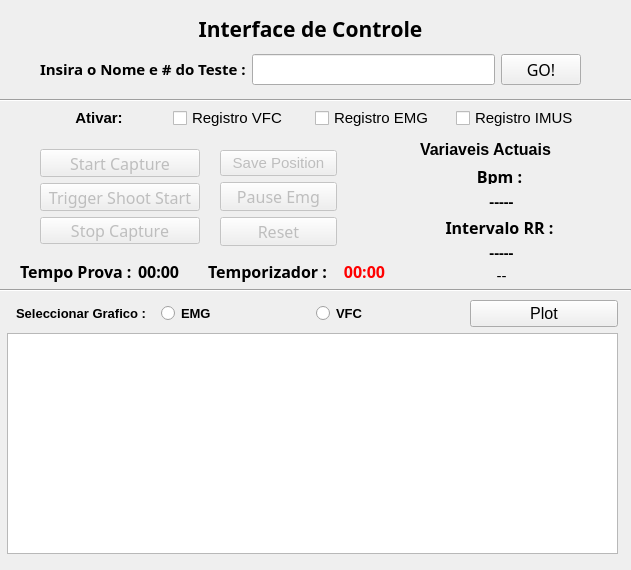
The window that control2_1Deportivo/ui/home.ui (DiegoPaezA/BeaglePython) describes before a commit, drawn with Qt 5.
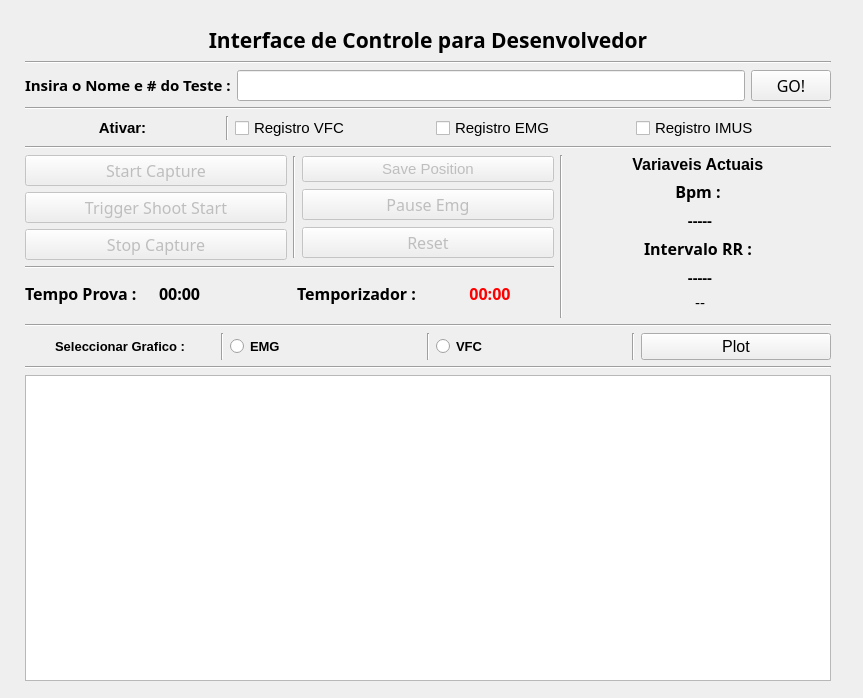
The same window after the commit. Custom widgets are drawn as their Qt base class.

```diff
--- a/control2_1Deportivo/ui/home.ui
+++ b/control2_1Deportivo/ui/home.ui
@@ -6,8 +6,8 @@
    <rect>
     <x>0</x>
     <y>0</y>
-    <width>631</width>
-    <height>570</height>
+    <width>863</width>
+    <height>698</height>
    </rect>
   </property>
   <property name="windowTitle">
@@ -20,12 +20,28 @@
    <widget class="QWidget" name="layoutWidget">
     <property name="geometry">
      <rect>
-      <x>40</x>
-      <y>10</y>
-      <width>541</width>
-      <height>75</height>
+      <x>25</x>
+      <y>25</y>
+      <width>806</width>
+      <height>656</height>
      </rect>
     </property>
+    <layout class="QGridLayout" name="gridLayout_6">
+     <item row="6" column="0" colspan="4">
+      <widget class="Line" name="line_2">
+       <property name="orientation">
+        <enum>Qt::Horizontal</enum>
+       </property>
+      </widget>
+     </item>
+     <item row="2" column="2" rowspan="4">
+      <widget class="Line" name="line_5">
+       <property name="orientation">
+        <enum>Qt::Vertical</enum>
+       </property>
+      </widget>
+     </item>
+     <item row="0" column="0" colspan="4">
     <layout class="QGridLayout" name="gridLayout_3">
      <item row="0" column="0">
       <widget class="QLabel" name="label">
@@ -38,29 +54,23 @@
         </font>
        </property>
        <property name="text">
-        <string>Interface de Controle</string>
+          <string>Interface de Controle para Desenvolvedor</string>
        </property>
        <property name="alignment">
         <set>Qt::AlignCenter</set>
        </property>
       </widget>
      </item>
+       <item row="2" column="0">
+        <widget class="Line" name="line">
+         <property name="orientation">
+          <enum>Qt::Horizontal</enum>
+         </property>
+        </widget>
+       </item>
      <item row="1" column="0">
       <layout class="QGridLayout" name="gridLayout_2">
-       <item row="0" column="0">
-        <widget class="QLabel" name="label_4">
-         <property name="font">
-          <font>
-           <family>Abyssinica SIL</family>
-           <pointsize>12</pointsize>
-          </font>
-         </property>
-         <property name="text">
-          <string>&lt;html&gt;&lt;head/&gt;&lt;body&gt;&lt;p align=&quot;justify&quot;&gt;&lt;span style=&quot; font-size:11pt; font-weight:600;&quot;&gt;Insira o Nome e # do Teste :&lt;/span&gt;&lt;/p&gt;&lt;/body&gt;&lt;/html&gt;</string>
-         </property>
-        </widget>
-       </item>
-       <item row="0" column="1">
+         <item row="1" column="1">
         <widget class="QLineEdit" name="Readtext">
          <property name="font">
           <font>
@@ -73,7 +83,7 @@
          </property>
         </widget>
        </item>
-       <item row="0" column="2">
+         <item row="1" column="2">
         <widget class="QPushButton" name="buttongo">
          <property name="font">
           <font>
@@ -86,19 +96,109 @@
          </property>
         </widget>
        </item>
+         <item row="1" column="0">
+          <widget class="QLabel" name="label_4">
+           <property name="font">
+            <font>
+             <family>Abyssinica SIL</family>
+             <pointsize>12</pointsize>
+            </font>
+           </property>
+           <property name="text">
+            <string>&lt;html&gt;&lt;head/&gt;&lt;body&gt;&lt;p align=&quot;justify&quot;&gt;&lt;span style=&quot; font-size:11pt; font-weight:600;&quot;&gt;Insira o Nome e # do Teste :&lt;/span&gt;&lt;/p&gt;&lt;/body&gt;&lt;/html&gt;</string>
+           </property>
+          </widget>
+         </item>
+         <item row="0" column="0" colspan="3">
+          <widget class="Line" name="line_10">
+           <property name="orientation">
+            <enum>Qt::Horizontal</enum>
+           </property>
+          </widget>
+         </item>
       </layout>
      </item>
     </layout>
-   </widget>
-   <widget class="QWidget" name="layoutWidget">
-    <property name="geometry">
-     <rect>
-      <x>40</x>
-      <y>149</y>
-      <width>160</width>
-      <height>95</height>
-     </rect>
-    </property>
+     </item>
+     <item row="3" column="0" colspan="2">
+      <widget class="Line" name="line_3">
+       <property name="orientation">
+        <enum>Qt::Horizontal</enum>
+       </property>
+      </widget>
+     </item>
+     <item row="1" column="0" colspan="4">
+      <layout class="QGridLayout" name="gridLayout_5">
+       <item row="1" column="0" colspan="5">
+        <widget class="Line" name="line_4">
+         <property name="orientation">
+          <enum>Qt::Horizontal</enum>
+         </property>
+        </widget>
+       </item>
+       <item row="0" column="2">
+        <widget class="QCheckBox" name="activarVFC">
+         <property name="font">
+          <font>
+           <pointsize>11</pointsize>
+          </font>
+         </property>
+         <property name="text">
+          <string>Registro VFC</string>
+         </property>
+        </widget>
+       </item>
+       <item row="0" column="4">
+        <widget class="QCheckBox" name="activarIMUS">
+         <property name="font">
+          <font>
+           <pointsize>11</pointsize>
+          </font>
+         </property>
+         <property name="text">
+          <string>Registro IMUS</string>
+         </property>
+        </widget>
+       </item>
+       <item row="0" column="0">
+        <widget class="QLabel" name="label_11">
+         <property name="font">
+          <font>
+           <pointsize>11</pointsize>
+           <weight>75</weight>
+           <bold>true</bold>
+          </font>
+         </property>
+         <property name="text">
+          <string>Ativar:</string>
+         </property>
+         <property name="alignment">
+          <set>Qt::AlignCenter</set>
+         </property>
+        </widget>
+       </item>
+       <item row="0" column="3">
+        <widget class="QCheckBox" name="activarEMG">
+         <property name="font">
+          <font>
+           <pointsize>11</pointsize>
+          </font>
+         </property>
+         <property name="text">
+          <string>Registro EMG</string>
+         </property>
+        </widget>
+       </item>
+       <item row="0" column="1">
+        <widget class="Line" name="line_9">
+         <property name="orientation">
+          <enum>Qt::Vertical</enum>
+         </property>
+        </widget>
+       </item>
+      </layout>
+     </item>
+     <item row="2" column="0">
     <layout class="QVBoxLayout" name="verticalLayout">
      <item>
       <widget class="QPushButton" name="ButtonStart">
@@ -149,17 +249,82 @@
       </widget>
      </item>
     </layout>
-   </widget>
-   <widget class="QWidget" name="layoutWidget">
-    <property name="geometry">
-     <rect>
-      <x>420</x>
-      <y>140</y>
-      <width>163</width>
-      <height>145</height>
-     </rect>
-    </property>
+     </item>
+     <item row="2" column="1">
+      <layout class="QGridLayout" name="gridLayout_4">
+       <item row="0" column="1">
+        <widget class="QPushButton" name="savePositionButton">
+         <property name="enabled">
+          <bool>false</bool>
+         </property>
+         <property name="font">
+          <font>
+           <pointsize>11</pointsize>
+          </font>
+         </property>
+         <property name="text">
+          <string>Save Position</string>
+         </property>
+        </widget>
+       </item>
+       <item row="2" column="1">
+        <widget class="QPushButton" name="resetButton">
+         <property name="enabled">
+          <bool>false</bool>
+         </property>
+         <property name="font">
+          <font>
+           <family>Abyssinica SIL</family>
+           <pointsize>12</pointsize>
+          </font>
+         </property>
+         <property name="text">
+          <string>Reset</string>
+         </property>
+        </widget>
+       </item>
+       <item row="1" column="1">
+        <widget class="QPushButton" name="pauseEmgButton">
+         <property name="enabled">
+          <bool>false</bool>
+         </property>
+         <property name="font">
+          <font>
+           <family>Abyssinica SIL</family>
+           <pointsize>12</pointsize>
+          </font>
+         </property>
+         <property name="text">
+          <string>Pause Emg</string>
+         </property>
+        </widget>
+       </item>
+       <item row="0" column="0" rowspan="3">
+        <widget class="Line" name="line_11">
+         <property name="orientation">
+          <enum>Qt::Vertical</enum>
+         </property>
+        </widget>
+       </item>
+      </layout>
+     </item>
+     <item row="2" column="3" rowspan="3">
     <layout class="QGridLayout" name="gridLayout">
+       <item row="0" column="0">
+        <widget class="QLabel" name="label_6">
+         <property name="font">
+          <font>
+           <pointsize>12</pointsize>
+          </font>
+         </property>
+         <property name="text">
+          <string>&lt;html&gt;&lt;head/&gt;&lt;body&gt;&lt;p&gt;&lt;span style=&quot; font-weight:600;&quot;&gt;Variaveis Actuais &lt;/span&gt;&lt;/p&gt;&lt;/body&gt;&lt;/html&gt;</string>
+         </property>
+         <property name="alignment">
+          <set>Qt::AlignCenter</set>
+         </property>
+        </widget>
+       </item>
      <item row="3" column="0">
       <widget class="QLabel" name="label_3">
        <property name="font">
@@ -176,22 +341,6 @@
        </property>
       </widget>
      </item>
-     <item row="4" column="0">
-      <widget class="QLabel" name="labelintervaloRR">
-       <property name="font">
-        <font>
-         <family>Abyssinica SIL</family>
-         <pointsize>12</pointsize>
-        </font>
-       </property>
-       <property name="text">
-        <string>&lt;html&gt;&lt;head/&gt;&lt;body&gt;&lt;p&gt;&lt;span style=&quot; font-size:11pt; font-weight:600;&quot;&gt;-----&lt;/span&gt;&lt;/p&gt;&lt;/body&gt;&lt;/html&gt;</string>
-       </property>
-       <property name="alignment">
-        <set>Qt::AlignCenter</set>
-       </property>
-      </widget>
-     </item>
      <item row="1" column="0">
       <widget class="QLabel" name="label_2">
        <property name="font">
@@ -208,34 +357,6 @@
        </property>
       </widget>
      </item>
-     <item row="0" column="0">
-      <widget class="QLabel" name="label_6">
-       <property name="font">
-        <font>
-         <pointsize>12</pointsize>
-        </font>
-       </property>
-       <property name="text">
-        <string>&lt;html&gt;&lt;head/&gt;&lt;body&gt;&lt;p&gt;&lt;span style=&quot; font-weight:600;&quot;&gt;Variaveis Actuais &lt;/span&gt;&lt;/p&gt;&lt;/body&gt;&lt;/html&gt;</string>
-       </property>
-      </widget>
-     </item>
-     <item row="2" column="0">
-      <widget class="QLabel" name="labelbpsout">
-       <property name="font">
-        <font>
-         <family>Abyssinica SIL</family>
-         <pointsize>12</pointsize>
-        </font>
-       </property>
-       <property name="text">
-        <string>&lt;html&gt;&lt;head/&gt;&lt;body&gt;&lt;p&gt;&lt;span style=&quot; font-size:11pt; font-weight:600;&quot;&gt;-----&lt;/span&gt;&lt;/p&gt;&lt;/body&gt;&lt;/html&gt;</string>
-       </property>
-       <property name="alignment">
-        <set>Qt::AlignCenter</set>
-       </property>
-      </widget>
-     </item>
      <item row="5" column="0">
       <widget class="QLabel" name="arduinoLabel">
        <property name="font">
@@ -251,45 +372,112 @@
        </property>
       </widget>
      </item>
-    </layout>
-   </widget>
-   <widget class="Line" name="line">
-    <property name="geometry">
-     <rect>
-      <x>0</x>
-      <y>280</y>
-      <width>631</width>
-      <height>20</height>
-     </rect>
-    </property>
-    <property name="orientation">
-     <enum>Qt::Horizontal</enum>
-    </property>
-   </widget>
-   <widget class="Line" name="line_2">
-    <property name="geometry">
-     <rect>
-      <x>0</x>
-      <y>90</y>
-      <width>631</width>
-      <height>20</height>
-     </rect>
-    </property>
-    <property name="orientation">
-     <enum>Qt::Horizontal</enum>
-    </property>
-   </widget>
-   <widget class="QWidget" name="layoutWidget">
-    <property name="geometry">
-     <rect>
-      <x>7</x>
-      <y>300</y>
-      <width>611</width>
-      <height>254</height>
-     </rect>
-    </property>
+       <item row="2" column="0">
+        <widget class="QLabel" name="labelbpsout">
+         <property name="font">
+          <font>
+           <family>Abyssinica SIL</family>
+           <pointsize>12</pointsize>
+          </font>
+         </property>
+         <property name="text">
+          <string>&lt;html&gt;&lt;head/&gt;&lt;body&gt;&lt;p&gt;&lt;span style=&quot; font-size:11pt; font-weight:600;&quot;&gt;-----&lt;/span&gt;&lt;/p&gt;&lt;/body&gt;&lt;/html&gt;</string>
+         </property>
+         <property name="alignment">
+          <set>Qt::AlignCenter</set>
+         </property>
+        </widget>
+       </item>
+       <item row="4" column="0">
+        <widget class="QLabel" name="labelintervaloRR">
+         <property name="font">
+          <font>
+           <family>Abyssinica SIL</family>
+           <pointsize>12</pointsize>
+          </font>
+         </property>
+         <property name="text">
+          <string>&lt;html&gt;&lt;head/&gt;&lt;body&gt;&lt;p&gt;&lt;span style=&quot; font-size:11pt; font-weight:600;&quot;&gt;-----&lt;/span&gt;&lt;/p&gt;&lt;/body&gt;&lt;/html&gt;</string>
+         </property>
+         <property name="alignment">
+          <set>Qt::AlignCenter</set>
+         </property>
+        </widget>
+       </item>
+      </layout>
+     </item>
+     <item row="4" column="0" colspan="2">
+      <layout class="QHBoxLayout" name="horizontalLayout">
+       <item>
+        <widget class="QLabel" name="label_8">
+         <property name="font">
+          <font>
+           <family>Abyssinica SIL</family>
+           <pointsize>12</pointsize>
+           <weight>75</weight>
+           <bold>true</bold>
+          </font>
+         </property>
+         <property name="text">
+          <string>Tempo Prova :</string>
+         </property>
+        </widget>
+       </item>
+       <item>
+        <widget class="QLabel" name="tempoProvaout">
+         <property name="font">
+          <font>
+           <family>Abyssinica SIL</family>
+           <pointsize>9</pointsize>
+           <weight>75</weight>
+           <bold>true</bold>
+          </font>
+         </property>
+         <property name="text">
+          <string>&lt;html&gt;&lt;head/&gt;&lt;body&gt;&lt;p&gt;&lt;span style=&quot; font-size:12pt;&quot;&gt;00:00&lt;/span&gt;&lt;/p&gt;&lt;/body&gt;&lt;/html&gt;</string>
+         </property>
+        </widget>
+       </item>
+       <item>
+        <widget class="QLabel" name="label_7">
+         <property name="font">
+          <font>
+           <family>Abyssinica SIL</family>
+           <pointsize>12</pointsize>
+           <weight>75</weight>
+           <bold>true</bold>
+          </font>
+         </property>
+         <property name="text">
+          <string>&lt;html&gt;&lt;head/&gt;&lt;body&gt;&lt;p align=&quot;center&quot;&gt;Temporizador :&lt;/p&gt;&lt;/body&gt;&lt;/html&gt;</string>
+         </property>
+        </widget>
+       </item>
+       <item>
+        <widget class="QLabel" name="relojout">
+         <property name="font">
+          <font>
+           <family>Abyssinica SIL</family>
+           <pointsize>12</pointsize>
+           <weight>75</weight>
+           <bold>true</bold>
+          </font>
+         </property>
+         <property name="text">
+          <string>&lt;html&gt;&lt;head/&gt;&lt;body&gt;&lt;p&gt;&lt;span style=&quot; font-size:12pt; color:#ff0000;&quot;&gt;00:00&lt;/span&gt;&lt;/p&gt;&lt;/body&gt;&lt;/html&gt;</string>
+         </property>
+         <property name="alignment">
+          <set>Qt::AlignCenter</set>
+         </property>
+        </widget>
+       </item>
+      </layout>
+     </item>
+     <item row="7" column="0" colspan="4">
     <layout class="QVBoxLayout" name="verticalLayout_3">
      <item>
+        <layout class="QVBoxLayout" name="verticalLayout_2">
+         <item>
       <layout class="QHBoxLayout" name="horizontalLayout_3">
        <item>
         <widget class="QLabel" name="label_10">
@@ -301,6 +489,13 @@
          </property>
         </widget>
        </item>
+           <item>
+            <widget class="Line" name="line_8">
+             <property name="orientation">
+              <enum>Qt::Vertical</enum>
+             </property>
+            </widget>
+           </item>
        <item>
         <widget class="QRadioButton" name="plotEMG">
          <property name="font">
@@ -315,6 +510,13 @@
          </property>
         </widget>
        </item>
+           <item>
+            <widget class="Line" name="line_6">
+             <property name="orientation">
+              <enum>Qt::Vertical</enum>
+             </property>
+            </widget>
+           </item>
        <item>
         <widget class="QRadioButton" name="plotVFC">
          <property name="font">
@@ -329,6 +531,13 @@
          </property>
         </widget>
        </item>
+           <item>
+            <widget class="Line" name="line_7">
+             <property name="orientation">
+              <enum>Qt::Vertical</enum>
+             </property>
+            </widget>
+           </item>
        <item>
         <widget class="QPushButton" name="plotButton">
          <property name="font">
@@ -346,210 +555,18 @@
       </layout>
      </item>
      <item>
-      <layout class="QVBoxLayout" name="verticalLayout_2">
+          <widget class="Line" name="line_12">
+           <property name="orientation">
+            <enum>Qt::Horizontal</enum>
+           </property>
+          </widget>
+         </item>
        <item>
         <widget class="PlotWidget" name="plot"/>
        </item>
       </layout>
      </item>
     </layout>
-   </widget>
-   <widget class="QWidget" name="layoutWidget">
-    <property name="geometry">
-     <rect>
-      <x>220</x>
-      <y>150</y>
-      <width>117</width>
-      <height>96</height>
-     </rect>
-    </property>
-    <layout class="QGridLayout" name="gridLayout_4">
-     <item row="1" column="0">
-      <widget class="QPushButton" name="pauseEmgButton">
-       <property name="enabled">
-        <bool>false</bool>
-       </property>
-       <property name="font">
-        <font>
-         <family>Abyssinica SIL</family>
-         <pointsize>12</pointsize>
-        </font>
-       </property>
-       <property name="text">
-        <string>Pause Emg</string>
-       </property>
-      </widget>
-     </item>
-     <item row="2" column="0">
-      <widget class="QPushButton" name="resetButton">
-       <property name="enabled">
-        <bool>false</bool>
-       </property>
-       <property name="font">
-        <font>
-         <family>Abyssinica SIL</family>
-         <pointsize>12</pointsize>
-        </font>
-       </property>
-       <property name="text">
-        <string>Reset</string>
-       </property>
-      </widget>
-     </item>
-     <item row="0" column="0">
-      <widget class="QPushButton" name="savePositionButton">
-       <property name="enabled">
-        <bool>false</bool>
-       </property>
-       <property name="font">
-        <font>
-         <pointsize>11</pointsize>
-        </font>
-       </property>
-       <property name="text">
-        <string>Save Position</string>
-       </property>
-      </widget>
-     </item>
-    </layout>
-   </widget>
-   <widget class="QWidget" name="layoutWidget">
-    <property name="geometry">
-     <rect>
-      <x>20</x>
-      <y>260</y>
-      <width>376</width>
-      <height>22</height>
-     </rect>
-    </property>
-    <layout class="QHBoxLayout" name="horizontalLayout">
-     <item>
-      <widget class="QLabel" name="label_8">
-       <property name="font">
-        <font>
-         <family>Abyssinica SIL</family>
-         <pointsize>12</pointsize>
-         <weight>75</weight>
-         <bold>true</bold>
-        </font>
-       </property>
-       <property name="text">
-        <string>Tempo Prova :</string>
-       </property>
-      </widget>
-     </item>
-     <item>
-      <widget class="QLabel" name="tempoProvaout">
-       <property name="font">
-        <font>
-         <family>Abyssinica SIL</family>
-         <pointsize>9</pointsize>
-         <weight>75</weight>
-         <bold>true</bold>
-        </font>
-       </property>
-       <property name="text">
-        <string>&lt;html&gt;&lt;head/&gt;&lt;body&gt;&lt;p&gt;&lt;span style=&quot; font-size:12pt;&quot;&gt;00:00&lt;/span&gt;&lt;/p&gt;&lt;/body&gt;&lt;/html&gt;</string>
-       </property>
-      </widget>
-     </item>
-     <item>
-      <widget class="QLabel" name="label_7">
-       <property name="font">
-        <font>
-         <family>Abyssinica SIL</family>
-         <pointsize>12</pointsize>
-         <weight>75</weight>
-         <bold>true</bold>
-        </font>
-       </property>
-       <property name="text">
-        <string>&lt;html&gt;&lt;head/&gt;&lt;body&gt;&lt;p align=&quot;center&quot;&gt;Temporizador :&lt;/p&gt;&lt;/body&gt;&lt;/html&gt;</string>
-       </property>
-      </widget>
-     </item>
-     <item>
-      <widget class="QLabel" name="relojout">
-       <property name="font">
-        <font>
-         <family>Abyssinica SIL</family>
-         <pointsize>12</pointsize>
-         <weight>75</weight>
-         <bold>true</bold>
-        </font>
-       </property>
-       <property name="text">
-        <string>&lt;html&gt;&lt;head/&gt;&lt;body&gt;&lt;p&gt;&lt;span style=&quot; font-size:12pt; color:#ff0000;&quot;&gt;00:00&lt;/span&gt;&lt;/p&gt;&lt;/body&gt;&lt;/html&gt;</string>
-       </property>
-       <property name="alignment">
-        <set>Qt::AlignCenter</set>
-       </property>
-      </widget>
-     </item>
-    </layout>
-   </widget>
-   <widget class="QWidget" name="layoutWidget">
-    <property name="geometry">
-     <rect>
-      <x>31</x>
-      <y>105</y>
-      <width>561</width>
-      <height>26</height>
-     </rect>
-    </property>
-    <layout class="QGridLayout" name="gridLayout_5">
-     <item row="0" column="0">
-      <widget class="QLabel" name="label_11">
-       <property name="font">
-        <font>
-         <pointsize>11</pointsize>
-         <weight>75</weight>
-         <bold>true</bold>
-        </font>
-       </property>
-       <property name="text">
-        <string>Ativar:</string>
-       </property>
-       <property name="alignment">
-        <set>Qt::AlignCenter</set>
-       </property>
-      </widget>
-     </item>
-     <item row="0" column="3">
-      <widget class="QCheckBox" name="activarIMUS">
-       <property name="font">
-        <font>
-         <pointsize>11</pointsize>
-        </font>
-       </property>
-       <property name="text">
-        <string>Registro IMUS</string>
-       </property>
-      </widget>
-     </item>
-     <item row="0" column="2">
-      <widget class="QCheckBox" name="activarEMG">
-       <property name="font">
-        <font>
-         <pointsize>11</pointsize>
-        </font>
-       </property>
-       <property name="text">
-        <string>Registro EMG</string>
-       </property>
-      </widget>
-     </item>
-     <item row="0" column="1">
-      <widget class="QCheckBox" name="activarVFC">
-       <property name="font">
-        <font>
-         <pointsize>11</pointsize>
-        </font>
-       </property>
-       <property name="text">
-        <string>Registro VFC</string>
-       </property>
-      </widget>
      </item>
     </layout>
    </widget>
```
Lines whose indentation alone changed are shown as unchanged.
